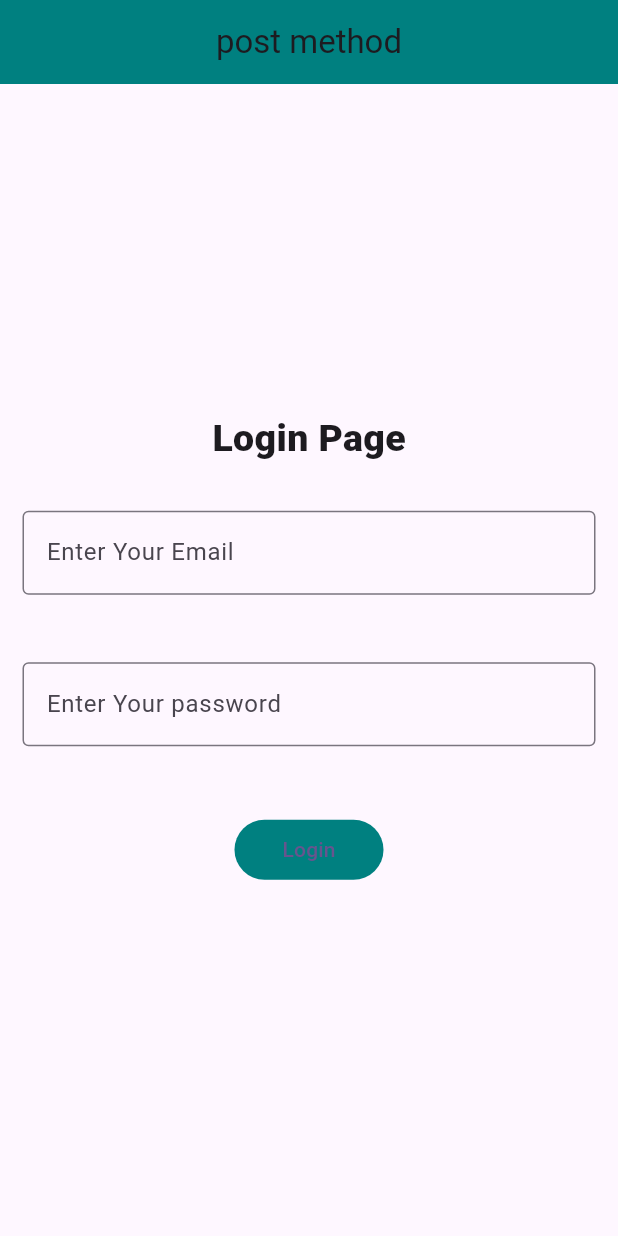
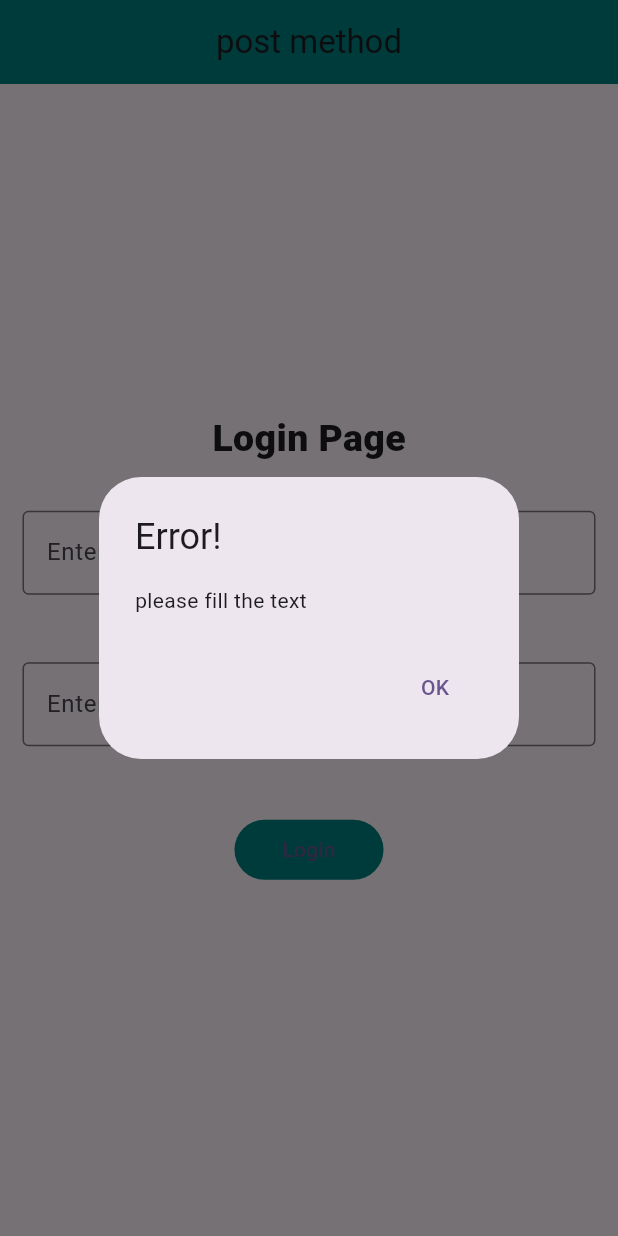
Before and after one commit to AbhiVK108/postapibysivasir, a Flutter app: the screen it shows after launch, after a tap on "Login", on a phone screen of 412 x 824 dp. Run offline on Flutter 3.47's test engine with Material 3 defaults, Android fonts, the phone set to English and light mode, and no system bars.

Commit message:
done login page with MVC and postApi integration

```diff
--- a/lib/core/app_config/app_urls.dart
+++ b/lib/core/app_config/app_urls.dart
@@ -1,5 +1,5 @@
 class AppUrl {
   static const baseUrl = "https://dummyjson.com/";
-  static const login = "login";
-  static const auth = "auth/";
+  static const login = "auth/login";
+
 }
--- /dev/null
+++ b/lib/core/app_config/app_utils.dart
@@ -0,0 +1,23 @@
+// import 'dart:js';
+
+import 'package:flutter/material.dart';
+
+class AppUtils {
+  static AppUtils sharedUtils = AppUtils();
+
+  alert({required context,required title,required message}) {
+    showDialog(
+        context: context,
+        builder: (_) => AlertDialog(
+              title: Text(title),
+              content: Text(message),
+              actions: [
+                TextButton(
+                    onPressed: () {
+                      Navigator.of(context).pop();
+                    },
+                    child: const Text('OK'))
+              ],
+            ));
+  }
+}
--- a/lib/main.dart
+++ b/lib/main.dart
@@ -2,6 +2,7 @@ import 'package:flutter/material.dart';
 import 'package:post_api_demo/core/app_config/app_keys.dart';
 import 'package:post_api_demo/modules/authentication/views/home_page.dart';
 import 'package:post_api_demo/modules/authentication/views/login_page.dart';
+
 
 void main() {
   runApp(const MyApp());
@@ -36,7 +37,8 @@ class MyApp extends StatelessWidget {
       ),
       home: const LoginPage(),
       debugShowCheckedModeBanner: false,
-      routes: {'/homepage': (context) => const HomePage()},
+      routes: {'/homepage': (context) => const HomePage(),
+      },
       navigatorKey: AppKeys.navigatorkey,
     );
   }
--- a/lib/modules/authentication/services/authentication_services/auth_services.dart
+++ b/lib/modules/authentication/services/authentication_services/auth_services.dart
@@ -5,13 +5,17 @@ import 'package:post_api_demo/core/app_config/app_urls.dart';
 import 'package:post_api_demo/modules/authentication/model/user_model.dart';
 
 class AuthenticationServices {
-  static validateLoginInformation(requestBody) {
+  static Future<UserDetailsModel> validateLoginInformation(Map<String, String>requestBody) async {
     try {
-      var response = BaseClient.sharedList
+      var response = await BaseClient.sharedList
           .postRequest(endpoint: AppUrl.login, requestBody: requestBody);
-      print('response');
-      print(response);
-      return UserDetailsModel.fromJson(response);
+
+        // print('response of authenticationService');
+        print(response);
+        // print('auth service ...');
+        //...........not returning here ............//
+        return UserDetailsModel.fromJson(response);
+
     } catch (exception) {
       rethrow;
     }
--- a/lib/modules/authentication/views/login_page.dart
+++ b/lib/modules/authentication/views/login_page.dart
@@ -1,10 +1,12 @@
-// ignore_for_file: avoid_print, prefer_const_constructors
+// ignore_for_file: avoid_print, prefer_const_constructors, use_build_context_synchronously
 
 import 'package:flutter/material.dart';
 import 'package:post_api_demo/core/app_config/app_base_client.dart';
 import 'package:post_api_demo/core/app_config/app_colors.dart';
+import 'package:post_api_demo/core/app_config/app_utils.dart';
 import 'package:post_api_demo/modules/authentication/model/user_model.dart';
 import 'package:post_api_demo/modules/authentication/services/authentication_services/auth_services.dart';
+import 'package:post_api_demo/modules/authentication/views/home_page.dart';
 
 class LoginPage extends StatefulWidget {
   const LoginPage({super.key});
@@ -17,24 +19,48 @@ class _LoginPageState extends State<LoginPage> {
   final TextEditingController _usernameController = TextEditingController();
   final TextEditingController _passwordController = TextEditingController();
   validateTextField() {
-    if (_usernameController.text.trim() != "" ||
-        _passwordController.text.trim() != "") {
+    if (_usernameController.text.trim().isEmpty ||
+        _passwordController.text.trim().isEmpty) {
+      AppUtils.sharedUtils.alert(
+          context: context, title: "Error!", message: "please fill the text");
     } else {
       validateUserAuthenticationOnServer();
+      print('please fill textFields');
     }
   }
 
-  validateUserAuthenticationOnServer() {
+  validateUserAuthenticationOnServer() async {
+    var requestBody = {
+      "username": _usernameController.text,
+      "password": _passwordController.text,
+    };
     try {
-      var requestBody = {
-        "username": _usernameController.text,
-        "password": _passwordController.text,
-      };
       UserDetailsModel response =
-          AuthenticationServices.validateLoginInformation(requestBody);
-      print('response.firstName');
+          await AuthenticationServices.validateLoginInformation(requestBody);
       print(response);
+      // ignore: unnecessary_null_comparison
+      if (response != null) {
+        Navigator.of(context).push(
+          MaterialPageRoute(
+            builder: (context) => HomePage(),
+          ),
+        );
+      } else {
+        ScaffoldMessenger.of(context).showSnackBar(
+          SnackBar(
+            content: Center(
+                child: Text('Login failed: please enter correct details')),
+          ),
+        );
+      }
+      return response;
     } catch (exception) {
+      ScaffoldMessenger.of(context).showSnackBar(
+        SnackBar(
+          content:
+              Center(child: Text('Login failed: please enter correct details')),
+        ),
+      );
       print(exception);
     }
   }
@@ -89,7 +115,7 @@ class _LoginPageState extends State<LoginPage> {
             Padding(
               padding: const EdgeInsets.all(15.0),
               child: TextButton(
-                  onPressed: validateUserAuthenticationOnServer,
+                  onPressed: validateTextField,
                   style: ButtonStyle(
                       backgroundColor:
                           MaterialStatePropertyAll(AppColors.teal)),
```
Also changed, not shown: lib/core/app_config/app_base_client.dart (+16 -6 lines), lib/modules/authentication/views/home_page.dart (+24 -15 lines).
